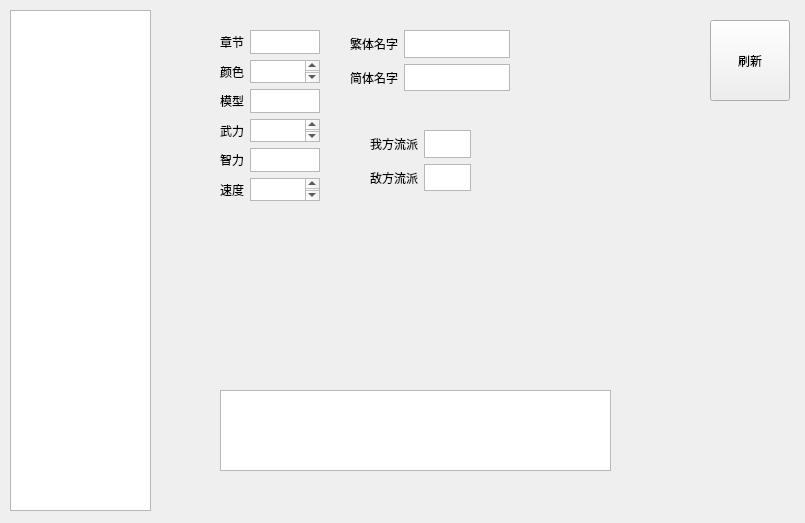
Before: the Qt Designer form militarycommander.ui in NTS2R/nts2r_evo_editor, drawn with Qt 5.
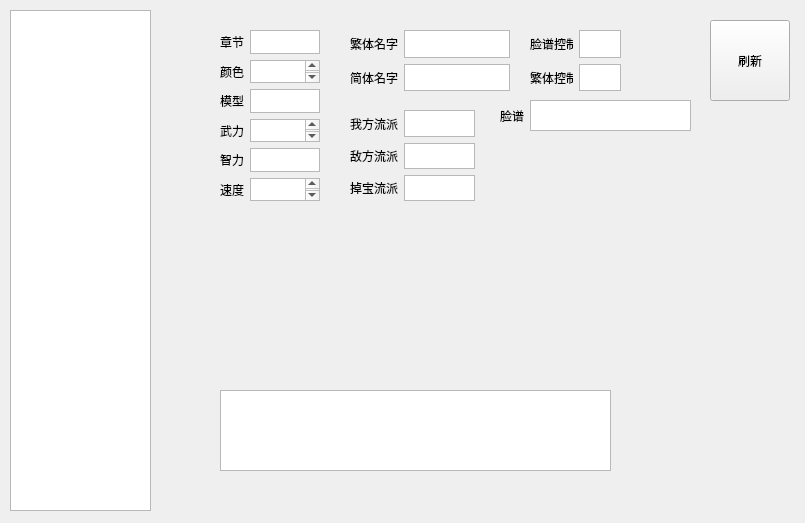
After: the same form once the commit is applied.

Diff of the .ui file:
```diff
--- a/militarycommander.ui
+++ b/militarycommander.ui
@@ -159,10 +159,10 @@
   <widget class="QWidget" name="gridLayoutWidget_3">
    <property name="geometry">
     <rect>
-     <x>370</x>
-     <y>130</y>
-     <width>101</width>
-     <height>61</height>
+     <x>350</x>
+     <y>110</y>
+     <width>125</width>
+     <height>91</height>
     </rect>
    </property>
    <layout class="QGridLayout" name="gridLayout_2">
@@ -176,6 +176,9 @@
       </property>
      </widget>
     </item>
+    <item row="0" column="1">
+     <widget class="QPlainTextEdit" name="wofangliupaiText"/>
+    </item>
     <item row="1" column="0">
      <widget class="QLabel" name="label_10">
       <property name="text">
@@ -183,8 +186,69 @@
       </property>
      </widget>
     </item>
+    <item row="2" column="0">
+     <widget class="QLabel" name="label_11">
+      <property name="text">
+       <string>掉宝流派</string>
+      </property>
+     </widget>
+    </item>
+    <item row="2" column="1">
+     <widget class="QPlainTextEdit" name="diaobaoliupaiText"/>
+    </item>
+   </layout>
+  </widget>
+  <widget class="QWidget" name="gridLayoutWidget_4">
+   <property name="geometry">
+    <rect>
+     <x>500</x>
+     <y>100</y>
+     <width>191</width>
+     <height>31</height>
+    </rect>
+   </property>
+   <layout class="QGridLayout" name="gridLayout_4">
+    <item row="0" column="0">
+     <widget class="QLabel" name="label_12">
+      <property name="text">
+       <string>脸谱</string>
+      </property>
+     </widget>
+    </item>
     <item row="0" column="1">
-     <widget class="QPlainTextEdit" name="wofangliupaiText"/>
+     <widget class="QPlainTextEdit" name="faceText"/>
+    </item>
+   </layout>
+  </widget>
+  <widget class="QWidget" name="gridLayoutWidget_5">
+   <property name="geometry">
+    <rect>
+     <x>530</x>
+     <y>30</y>
+     <width>91</width>
+     <height>61</height>
+    </rect>
+   </property>
+   <layout class="QGridLayout" name="gridLayout_5">
+    <item row="0" column="0">
+     <widget class="QLabel" name="label_13">
+      <property name="text">
+       <string>脸谱控制</string>
+      </property>
+     </widget>
+    </item>
+    <item row="1" column="0">
+     <widget class="QLabel" name="label_14">
+      <property name="text">
+       <string>繁体控制</string>
+      </property>
+     </widget>
+    </item>
+    <item row="0" column="1">
+     <widget class="QPlainTextEdit" name="faceControlText"/>
+    </item>
+    <item row="1" column="1">
+     <widget class="QPlainTextEdit" name="chtNameControlText"/>
     </item>
    </layout>
   </widget>
```
